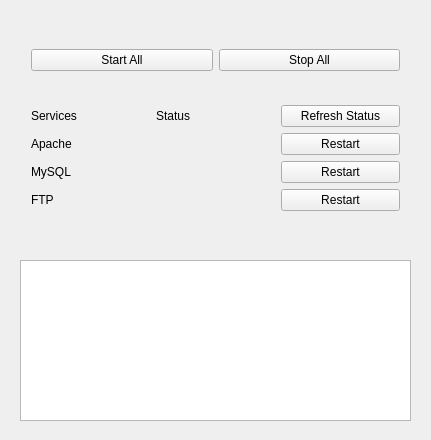
The window that mainwindow.ui (alvarosamudio/ServerManager) describes before a commit, drawn with Qt 5.
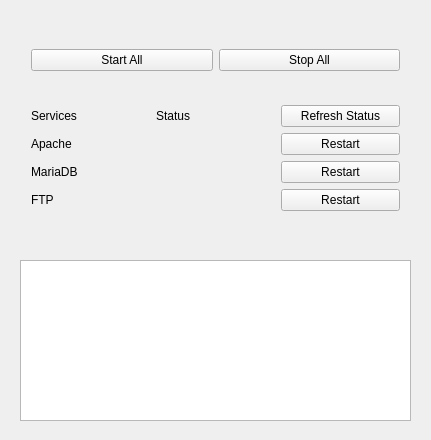
The same window after the commit.

Commit message: change mysql to mariadb

Patch:
```diff
--- a/mainwindow.ui
+++ b/mainwindow.ui
@@ -63,7 +63,7 @@
       <item row="2" column="0">
        <widget class="QLabel" name="label_4">
         <property name="text">
-         <string>MySQL</string>
+         <string>MariaDB</string>
         </property>
        </widget>
       </item>
```
Left out of the diff: 2 changed lines with no effect on the pictures. The commit also changes 1 other file.
